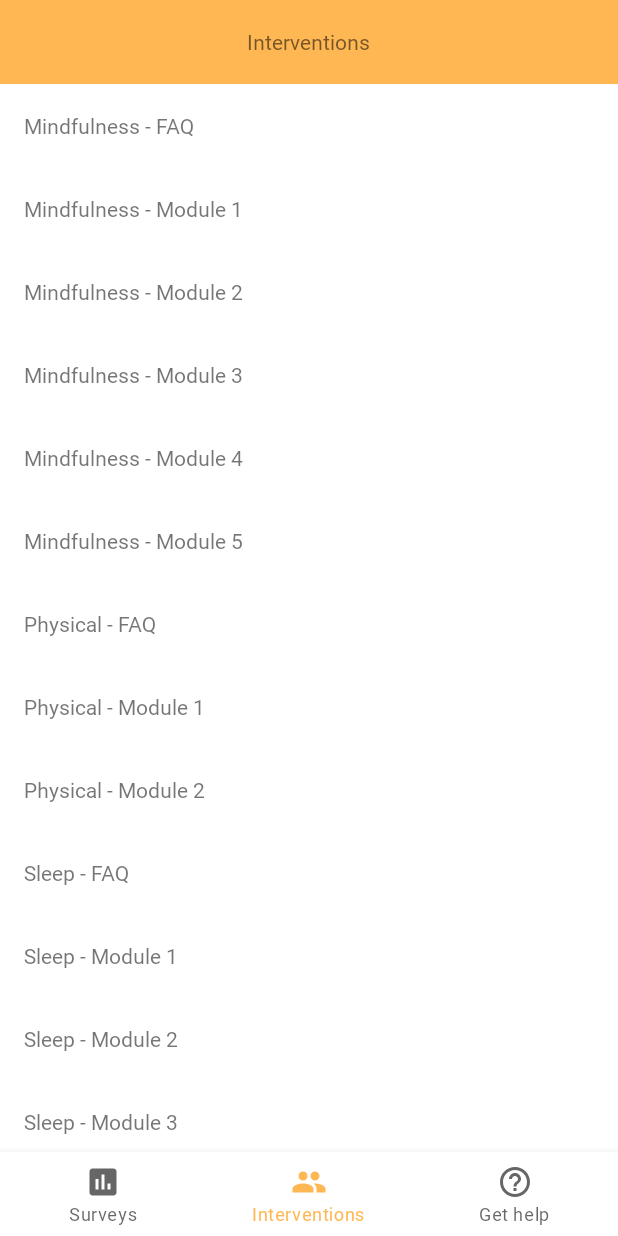
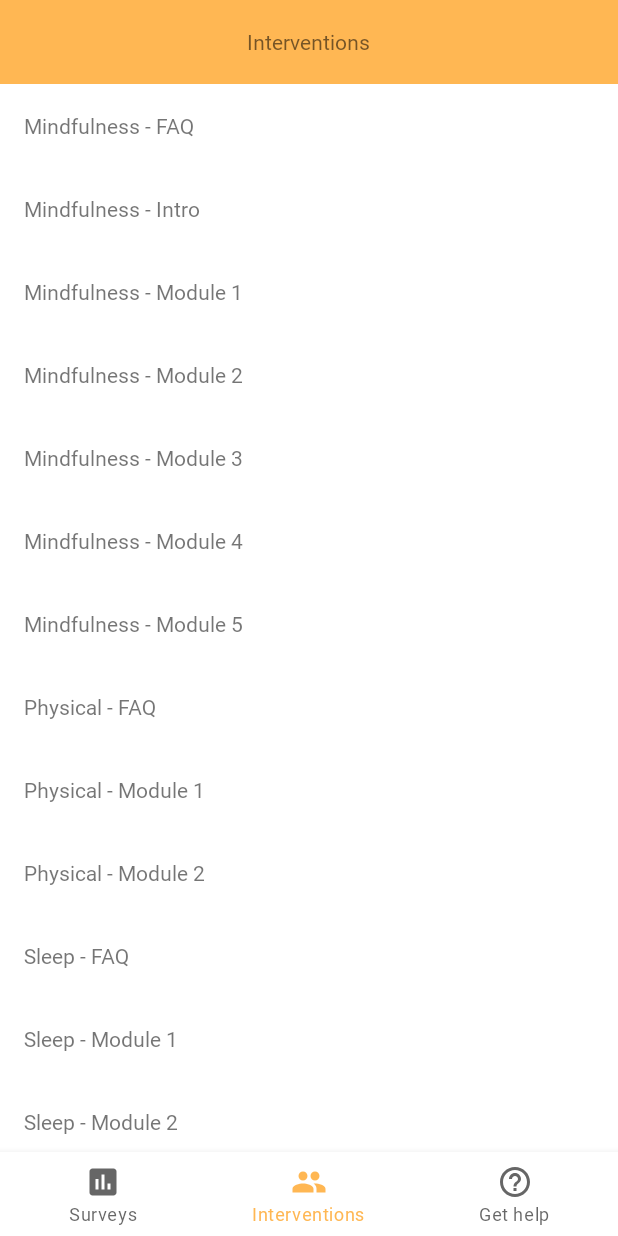
Before and after one commit to siddharthchughs/Companydemo, an Android app: the screen it shows after launch (MainActivity), item 2 of the bottom bar chosen, on a phone screen of 412 x 824 dp. Run offline under Robolectric (Android 15) with nearby library versions, the light colour scheme and no system bars; our stand-ins replace navigation-ui.

Commit message:
ENHANCE: Add mindfulness intro to intervention list

```diff
--- a/Android/app/src/main/java/ai/a2i2/surveyjstheming/InterventionListFragment.kt
+++ b/Android/app/src/main/java/ai/a2i2/surveyjstheming/InterventionListFragment.kt
@@ -40,6 +40,7 @@ class InterventionListFragment : Fragment() {
                 "Sleep - Module 3" to "/Sleep/Module-3/index.html",
                 "Sleep - Module 4" to "/Sleep/Module-4/index.html",
                 "Sleep - FAQ" to "/Sleep/FAQ/index.html",
+                "Mindfulness - Intro" to "/Mindfulness/Intro/index.html",
                 "Mindfulness - Module 1" to "/Mindfulness/Module-1/index.html",
                 "Mindfulness - Module 2" to "/Mindfulness/Module-2/index.html",
                 "Mindfulness - Module 3" to "/Mindfulness/Module-3/index.html",
```
